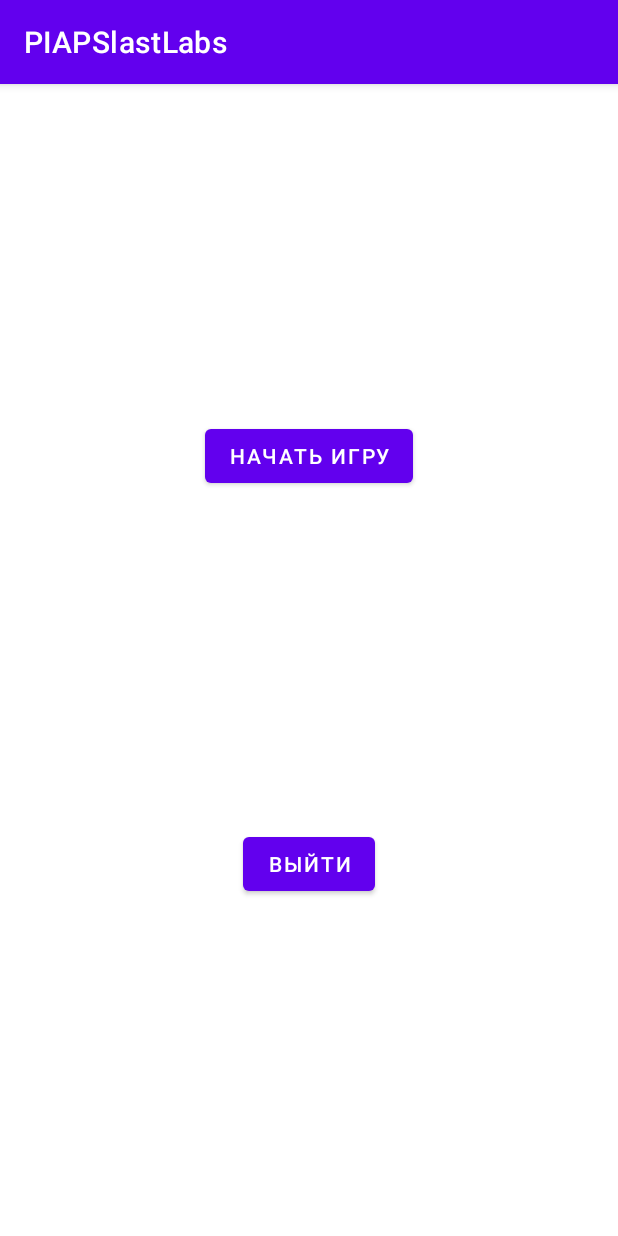
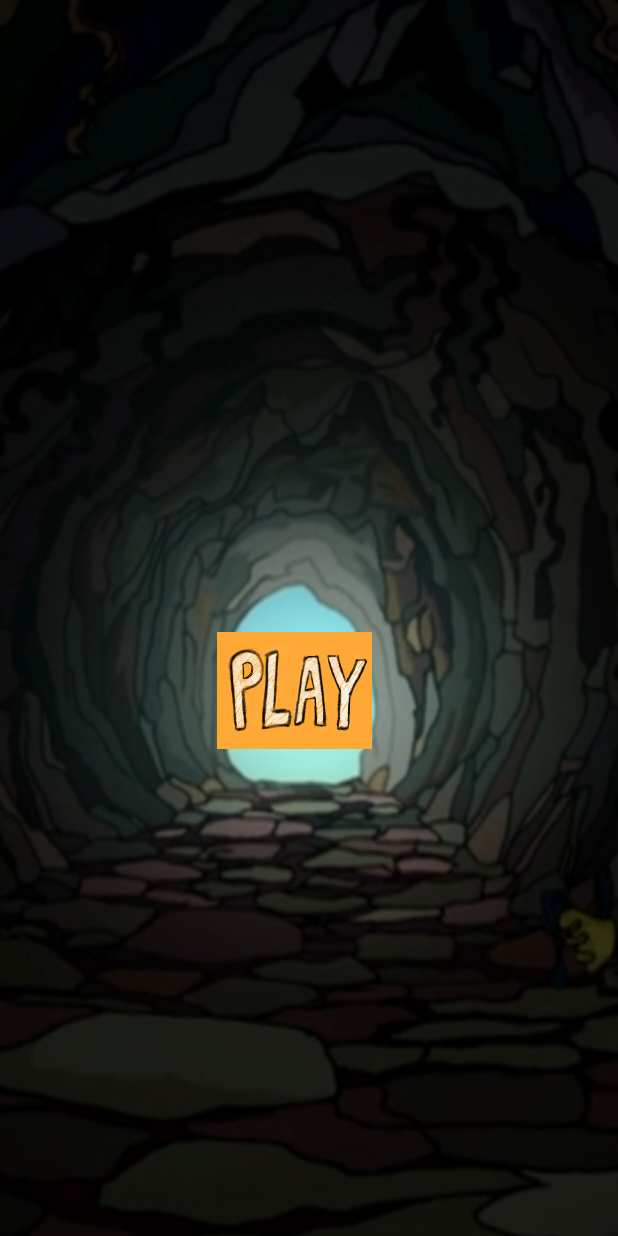
Before and after one commit to Stuthemp/PIAPSfinalLab, an Android app: the screen it shows after launch (MainActivity), on a phone screen of 412 x 824 dp. Run offline under Robolectric (Android 15) with nearby library versions, the phone set to English and light mode, and no system bars.

Commit message:
for Roma

```diff
--- a/app/src/main/java/com/example/piapslastlabs/MainActivity.java
+++ b/app/src/main/java/com/example/piapslastlabs/MainActivity.java
@@ -14,7 +14,6 @@ import com.example.piapslastlabs.model.Game;
 public class MainActivity extends AppCompatActivity {
 
     Button startButton = null;
-    Button exitButton = null;
 
 
     @Override
@@ -23,7 +22,6 @@ public class MainActivity extends AppCompatActivity {
         setContentView(R.layout.activity_main);
 
         startButton  = (Button) findViewById(R.id.start);
-        exitButton = (Button) findViewById(R.id.exit);
 
         startButton.setOnClickListener(new View.OnClickListener() {
             @Override
--- a/app/src/main/java/com/example/piapslastlabs/activities/MapActivity.java
+++ b/app/src/main/java/com/example/piapslastlabs/activities/MapActivity.java
@@ -44,7 +44,6 @@ public class MapActivity extends AppCompatActivity {
     TextView hardCost = null;
 
     Button score = null;
-    Button level = null;
 
     LinearLayout easyChoice = null;
     LinearLayout normalChoice = null;
@@ -126,10 +125,9 @@ public class MapActivity extends AppCompatActivity {
     private void generateMap(GameProcess game){
 
         score = (Button) findViewById(R.id.score);
-        level = (Button) findViewById(R.id.level);
+
 
         score.setText(String.valueOf(game.getGame().getScore()));
-        level.setText(String.valueOf(game.getGame().getLevel()));
 
         easyQuestion = game.getQuestionRandomizer().getEasyQuestion();
         normalQuestion = game.getQuestionRandomizer().getNormalQuestion();
--- a/app/src/main/java/com/example/piapslastlabs/data/QuestionsDatabase.java
+++ b/app/src/main/java/com/example/piapslastlabs/data/QuestionsDatabase.java
@@ -112,13 +112,13 @@ public class QuestionsDatabase implements Serializable {
                 "Кислород","Хлор",100, ThemeFactory.createTheme(ThemeType.SCIENCE)));
 
         questionsList.add(new QuestionText("Диапозон типа byte","-127 128","-255 256",
-                "Хатсуне","Мирай",100, ThemeFactory.createTheme(ThemeType.SCIENCE)));
+                "-128 128","-256 256",100, ThemeFactory.createTheme(ThemeType.SCIENCE)));
 
         questionsList.add(new QuestionText("Что такое сёдзё?","аниме для девушек","аниме со сценами битвы",
                 "самурай","механический человек",100, ThemeFactory.createTheme(ThemeType.ENTERTAINMENT)));
 
         questionsList.add(new QuestionText("Имя главного героя аниме Yuri!!! On Ice","Юрий","Иван",
-                "-128 128","-256 256",100, ThemeFactory.createTheme(ThemeType.ENTERTAINMENT)));
+                "Хатсуне","Мирай",100, ThemeFactory.createTheme(ThemeType.ENTERTAINMENT)));
 
         questionsList.add(new QuestionText("Самое длинное аниме имеет серий","7000","4000",
                 "1200","700",200, ThemeFactory.createTheme(ThemeType.ENTERTAINMENT)));
--- a/app/src/main/java/com/example/piapslastlabs/model/Game.java
+++ b/app/src/main/java/com/example/piapslastlabs/model/Game.java
@@ -9,7 +9,7 @@ import java.util.List;
 
 public class Game implements Serializable, Observable {
 
-    private final int SCORE_FOR_WIN = 1000;
+    private final int SCORE_FOR_WIN = 1600;
 
     private int score = 0;
 
--- a/app/src/main/java/com/example/piapslastlabs/model/QuestionMusic.java
+++ b/app/src/main/java/com/example/piapslastlabs/model/QuestionMusic.java
@@ -87,7 +87,7 @@ public class QuestionMusic implements QuestionInterface, Serializable, Observer
 
     @Override
     public int getResourceId() {
-        return 0;
+        return audioResourceId;
     }
 
     public int getAudioResourceId() {
--- /dev/null
+++ b/app/src/main/res/drawable/start_btn_style.xml
@@ -0,0 +1,8 @@
+<?xml version="1.0" encoding="utf-8"?>
+<selector xmlns:android="http://schemas.android.com/apk/res/android">
+    <item android:drawable="@drawable/start_btn"
+        android:state_pressed="true" />
+    <item android:drawable="@drawable/start_btn"
+        android:state_focused="true" />
+    <item android:drawable="@drawable/start_btn" />
+</selector>
--- a/app/src/main/res/layout/activity_main.xml
+++ b/app/src/main/res/layout/activity_main.xml
@@ -4,28 +4,22 @@
     xmlns:tools="http://schemas.android.com/tools"
     android:layout_width="match_parent"
     android:layout_height="match_parent"
+    android:background="@drawable/start"
     tools:context=".MainActivity">
 
     <Button
         android:id="@+id/start"
-        android:text="Начать игру"
-        android:layout_width="wrap_content"
-        android:layout_height="wrap_content"
+        android:layout_width="103dp"
+        android:layout_height="78dp"
+        android:width="300dp"
+        android:background="@drawable/start_btn_style"
+        app:backgroundTint="@null"
+        app:layout_constraintBottom_toBottomOf="parent"
+        app:layout_constraintEnd_toEndOf="parent"
+        app:layout_constraintHorizontal_bias="0.468"
+        app:layout_constraintStart_toStartOf="parent"
         app:layout_constraintTop_toTopOf="parent"
-        app:layout_constraintStart_toStartOf="parent"
-        app:layout_constraintEnd_toEndOf="parent"
-        app:layout_constraintBottom_toTopOf="@id/exit"
-        />
+        app:layout_constraintVertical_bias="0.565" />
 
-    <Button
-        android:id="@+id/exit"
-        android:text="Выйти"
-        android:layout_width="wrap_content"
-        android:layout_height="wrap_content"
-        app:layout_constraintTop_toBottomOf="@id/start"
-        app:layout_constraintStart_toStartOf="parent"
-        app:layout_constraintEnd_toEndOf="parent"
-        app:layout_constraintBottom_toBottomOf="parent"
-        />
 
 </androidx.constraintlayout.widget.ConstraintLayout>
--- a/app/src/main/res/values/themes.xml
+++ b/app/src/main/res/values/themes.xml
@@ -1,6 +1,6 @@
 <resources xmlns:tools="http://schemas.android.com/tools">
     <!-- Base application theme. -->
-    <style name="Theme.PIAPSlastLabs" parent="Theme.MaterialComponents.DayNight.DarkActionBar">
+    <style name="Theme.PIAPSlastLabs" parent="Theme.MaterialComponents.DayNight.NoActionBar">
         <!-- Primary brand color. -->
         <item name="colorPrimary">@color/purple_500</item>
         <item name="colorPrimaryVariant">@color/purple_700</item>
```
Also changed, not shown: app/src/main/java/com/example/piapslastlabs/activities/QuestionActivity.java (+66 -14 lines), app/src/main/res/layout/activity_map.xml (+2 -13 lines), app/src/main/res/layout/question_layout.xml (+3 -34 lines), app/src/main/res/layout/win_layout.xml (added, +28 -0 lines), app/src/main/res/drawable-v24/start.png (added), app/src/main/res/drawable-v24/start_btn.png (added), app/src/main/res/drawable-v24/win.png (added), 1 other file.
